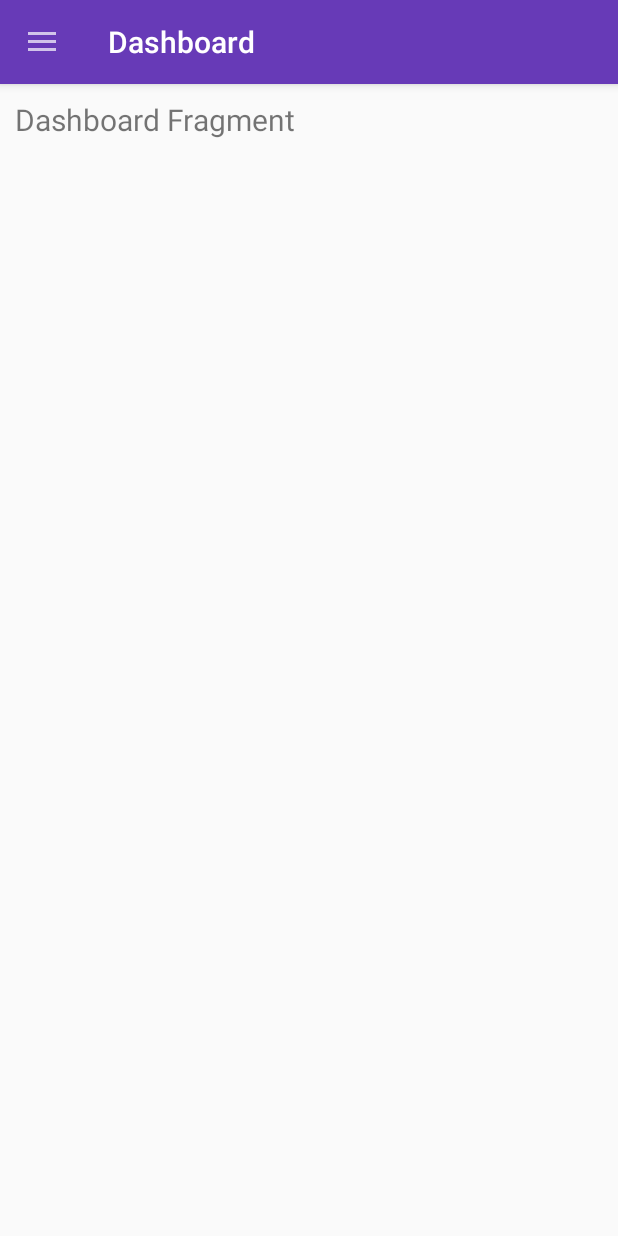
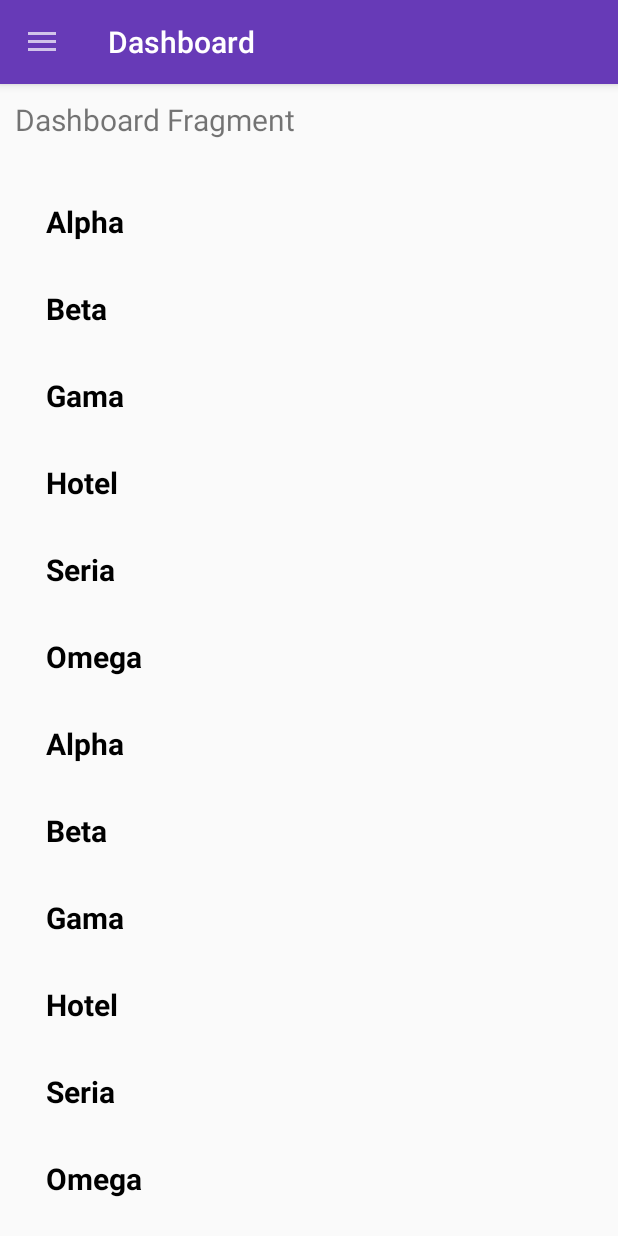
Before and after one commit to Shreyank031/My_book_Android_Project, an Android app: the screen it shows after launch (MainActivity), on a phone screen of 412 x 824 dp. Run offline under Robolectric (Android 15) with nearby library versions, the phone set to English and light mode, and no system bars.

Commit message:
Implemented RecyclerView. Oh boy it was not easy

```diff
--- a/My_Book/app/src/main/AndroidManifest.xml
+++ b/My_Book/app/src/main/AndroidManifest.xml
@@ -13,7 +13,7 @@
         android:theme="@style/Theme.My_Book"
         tools:targetApi="31">
         <activity
-            android:name=".MainActivity"
+            android:name=".activity.MainActivity"
             android:exported="true">
             <intent-filter>
                 <action android:name="android.intent.action.MAIN" />
--- a/My_Book/app/src/main/java/com/shrey/my_book/ProfileFragment.kt
+++ /dev/null
@@ -1,19 +0,0 @@
-package com.shrey.my_book
-
-import android.os.Bundle
-import androidx.fragment.app.Fragment
-import android.view.LayoutInflater
-import android.view.View
-import android.view.ViewGroup
-
-class ProfileFragment : Fragment() {
-
-    override fun onCreateView(
-        inflater: LayoutInflater, container: ViewGroup?,
-        savedInstanceState: Bundle?
-    ): View? {
-        return inflater.inflate(R.layout.fragment_profile, container, false)
-    }
-
-
-}
--- /dev/null
+++ b/My_Book/app/src/main/java/com/shrey/my_book/adapter/MyAdapter.kt
@@ -0,0 +1,30 @@
+package com.shrey.my_book.adapter
+
+import android.view.LayoutInflater
+import android.view.View
+import android.view.ViewGroup
+import android.widget.TextView
+import androidx.recyclerview.widget.RecyclerView
+import com.shrey.my_book.R
+
+class MyAdapter(val songs: List<String>) : RecyclerView.Adapter<MyViewHolder>() {
+    override fun onCreateViewHolder(parent: ViewGroup, viewType: Int): MyViewHolder {
+        val infaltor = LayoutInflater.from(parent.context)
+        val view = infaltor.inflate(R.layout.recycler_dashboard_single_row_for_view, parent, false)
+        return MyViewHolder(view)
+    }
+
+    override fun getItemCount(): Int {
+        return songs.size
+    }
+
+    override fun onBindViewHolder(holder: MyViewHolder, position: Int) {
+        holder.txtTitle.text = songs[position]
+    }
+
+}
+
+class MyViewHolder(itemView: View) : RecyclerView.ViewHolder(itemView) {
+    var txtTitle: TextView = itemView.findViewById(R.id.txtRecyclerRowItem)
+
+}
--- a/My_Book/app/src/main/java/com/shrey/my_book/DashboardFragments.kt
+++ b/My_Book/app/src/main/java/com/shrey/my_book/fragments/AboutFragment.kt
@@ -1,19 +1,19 @@
-package com.shrey.my_book
+package com.shrey.my_book.fragments
 
 import android.os.Bundle
 import androidx.fragment.app.Fragment
 import android.view.LayoutInflater
 import android.view.View
 import android.view.ViewGroup
+import com.shrey.my_book.R
 
-class DashboardFragments : Fragment() {
-
+class AboutFragment : Fragment() {
     override fun onCreateView(
-
         inflater: LayoutInflater, container: ViewGroup?,
         savedInstanceState: Bundle?
     ): View? {
+        return inflater.inflate(R.layout.fragment_about, container, false)
+    }
 
-        return inflater.inflate(R.layout.fragments_dashboard_layout, container, false)
-    }
+
 }
--- /dev/null
+++ b/My_Book/app/src/main/java/com/shrey/my_book/fragments/DashboardFragments.kt
@@ -0,0 +1,31 @@
+package com.shrey.my_book.fragments
+
+import android.os.Bundle
+import androidx.fragment.app.Fragment
+import android.view.LayoutInflater
+import android.view.View
+import android.view.ViewGroup
+import androidx.recyclerview.widget.LinearLayoutManager
+import androidx.recyclerview.widget.RecyclerView
+import com.shrey.my_book.R
+import com.shrey.my_book.adapter.MyAdapter
+
+class DashboardFragments : Fragment() {
+
+
+    val songs = listOf<String>("Alpha", "Beta", "Gama", "Hotel", "Seria", "Omega","Alpha", "Beta", "Gama", "Hotel", "Seria", "Omega","Alpha", "Beta", "Gama", "Hotel", "Seria", "Omega","Alpha", "Beta", "Gama", "Hotel", "Seria", "Omega")
+
+    override fun onCreateView(
+
+        inflater: LayoutInflater, container: ViewGroup?,
+        savedInstanceState: Bundle?
+    ): View? {
+        val view = inflater.inflate(R.layout.fragments_dashboard_layout, container, false)
+//        recycleDashboard = view.findViewById(R.id.recyclerDashboard)
+//        layoutManager = LinearLayoutManager(activity)
+          val recycle: RecyclerView = view.findViewById(R.id.recyclerDashboard)
+          recycle.adapter =MyAdapter(songs)
+        recycle.layoutManager = LinearLayoutManager(activity)
+        return view
+    }
+}
--- a/My_Book/app/src/main/java/com/shrey/my_book/FavouriteFragment.kt
+++ b/My_Book/app/src/main/java/com/shrey/my_book/fragments/FavouriteFragment.kt
@@ -1,10 +1,11 @@
-package com.shrey.my_book
+package com.shrey.my_book.fragments
 
 import android.os.Bundle
 import androidx.fragment.app.Fragment
 import android.view.LayoutInflater
 import android.view.View
 import android.view.ViewGroup
+import com.shrey.my_book.R
 
 
 class FavouriteFragment : Fragment() {
--- a/My_Book/app/src/main/java/com/shrey/my_book/AboutFragment.kt
+++ b/My_Book/app/src/main/java/com/shrey/my_book/fragments/ProfileFragment.kt
@@ -1,17 +1,19 @@
-package com.shrey.my_book
+package com.shrey.my_book.fragments
 
 import android.os.Bundle
 import androidx.fragment.app.Fragment
 import android.view.LayoutInflater
 import android.view.View
 import android.view.ViewGroup
+import com.shrey.my_book.R
 
-class AboutFragment : Fragment() {
+class ProfileFragment : Fragment() {
+
     override fun onCreateView(
         inflater: LayoutInflater, container: ViewGroup?,
         savedInstanceState: Bundle?
     ): View? {
-        return inflater.inflate(R.layout.fragment_about, container, false)
+        return inflater.inflate(R.layout.fragment_profile, container, false)
     }
 
 
--- a/My_Book/app/src/main/res/layout/activity_main.xml
+++ b/My_Book/app/src/main/res/layout/activity_main.xml
@@ -7,7 +7,7 @@
     android:layout_width="match_parent"
     android:layout_height="match_parent"
     android:id="@+id/drawerLayout"
-    tools:context=".MainActivity">
+    tools:context=".activity.MainActivity">
 
 <androidx.coordinatorlayout.widget.CoordinatorLayout
     android:layout_width="match_parent"
--- a/My_Book/app/src/main/res/layout/fragment_about.xml
+++ b/My_Book/app/src/main/res/layout/fragment_about.xml
@@ -3,7 +3,7 @@
     xmlns:tools="http://schemas.android.com/tools"
     android:layout_width="match_parent"
     android:layout_height="match_parent"
-    tools:context=".AboutFragment">
+    tools:context=".fragments.AboutFragment">
 
     <TextView
         android:id="@+id/txtAbout"
--- a/My_Book/app/src/main/res/layout/fragment_favourite.xml
+++ b/My_Book/app/src/main/res/layout/fragment_favourite.xml
@@ -3,7 +3,7 @@
     xmlns:tools="http://schemas.android.com/tools"
     android:layout_width="match_parent"
     android:layout_height="match_parent"
-    tools:context=".FavouriteFragment">
+    tools:context=".fragments.FavouriteFragment">
 
     <!-- TODO: Update blank fragment layout -->
     <TextView
--- a/My_Book/app/src/main/res/layout/fragment_profile.xml
+++ b/My_Book/app/src/main/res/layout/fragment_profile.xml
@@ -3,7 +3,7 @@
     xmlns:tools="http://schemas.android.com/tools"
     android:layout_width="match_parent"
     android:layout_height="match_parent"
-    tools:context=".ProfileFragment">
+    tools:context=".fragments.ProfileFragment">
 
     <TextView
         android:id="@+id/txtProfile"
--- a/My_Book/app/src/main/res/layout/fragments_dashboard_layout.xml
+++ b/My_Book/app/src/main/res/layout/fragments_dashboard_layout.xml
@@ -3,7 +3,7 @@
     xmlns:tools="http://schemas.android.com/tools"
     android:layout_width="match_parent"
     android:layout_height="match_parent"
-    tools:context=".DashboardFragments">
+    tools:context=".fragments.DashboardFragments">
 
     <!-- TODO: Update blank fragment layout -->
     <TextView
@@ -15,5 +15,14 @@
         android:padding="10dp"
         />
 
+    <androidx.recyclerview.widget.RecyclerView
+        android:id="@+id/recyclerDashboard"
+        android:layout_width="match_parent"
+        android:layout_height="wrap_content"
+        android:layout_below="@+id/txtDashboard"
+        android:padding="10dp"
+        android:layout_margin="5dp"
+        />
+
 
 </RelativeLayout>
--- /dev/null
+++ b/My_Book/app/src/main/res/layout/recycler_dashboard_single_row_for_view.xml
@@ -0,0 +1,18 @@
+<?xml version="1.0" encoding="utf-8"?>
+<RelativeLayout xmlns:android="http://schemas.android.com/apk/res/android"
+    android:layout_width="match_parent"
+    android:layout_height="wrap_content">
+
+    <TextView
+        android:id="@+id/txtRecyclerRowItem"
+        android:layout_width="match_parent"
+        android:layout_height="wrap_content"
+        android:text="@string/list_items"
+        android:textSize="20sp"
+        android:padding="10dp"
+        android:layout_margin="5dp"
+        android:textStyle="bold"
+        android:textColor="#000000"
+        />
+
+</RelativeLayout>
--- a/My_Book/app/src/main/res/values/strings.xml
+++ b/My_Book/app/src/main/res/values/strings.xml
@@ -13,4 +13,5 @@
     <string name="favourites_fragment">Favourites Fragment</string>
     <string name="profile_fragment">Profile Fragment</string>
     <string name="fragment_about">Fragment About</string>
+    <string name="list_items">List Items</string>
 </resources>
```
Also changed, not shown: My_Book/app/src/main/java/com/shrey/my_book/activity/MainActivity.kt (renamed from My_Book/app/src/main/java/com/shrey/my_book/MainActivity.kt, +6 -3 lines).
